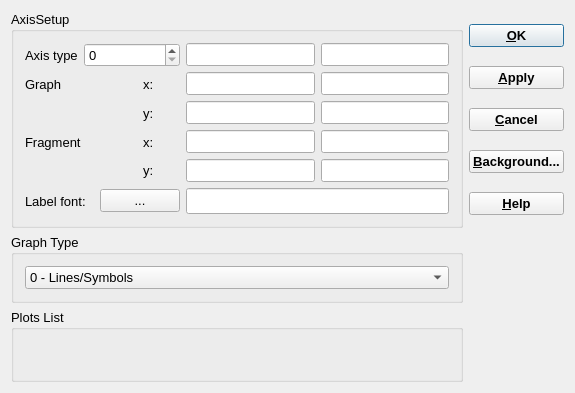
Qt form gems3/vizor4/dlg4/LegendDialog4.ui (gemshub/GEMSGUI) before a commit.
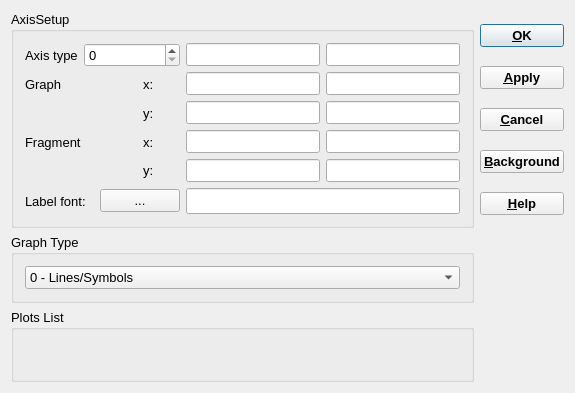
The same form after that commit.

The edit to the form file:
```diff
--- a/gems3/vizor4/dlg4/LegendDialog4.ui
+++ b/gems3/vizor4/dlg4/LegendDialog4.ui
@@ -300,7 +300,7 @@
         <string>Set background color of the graph area</string>
        </property>
        <property name="text">
-        <string>&amp;Background...</string>
+        <string>&amp;Background</string>
        </property>
       </widget>
      </item>
```
